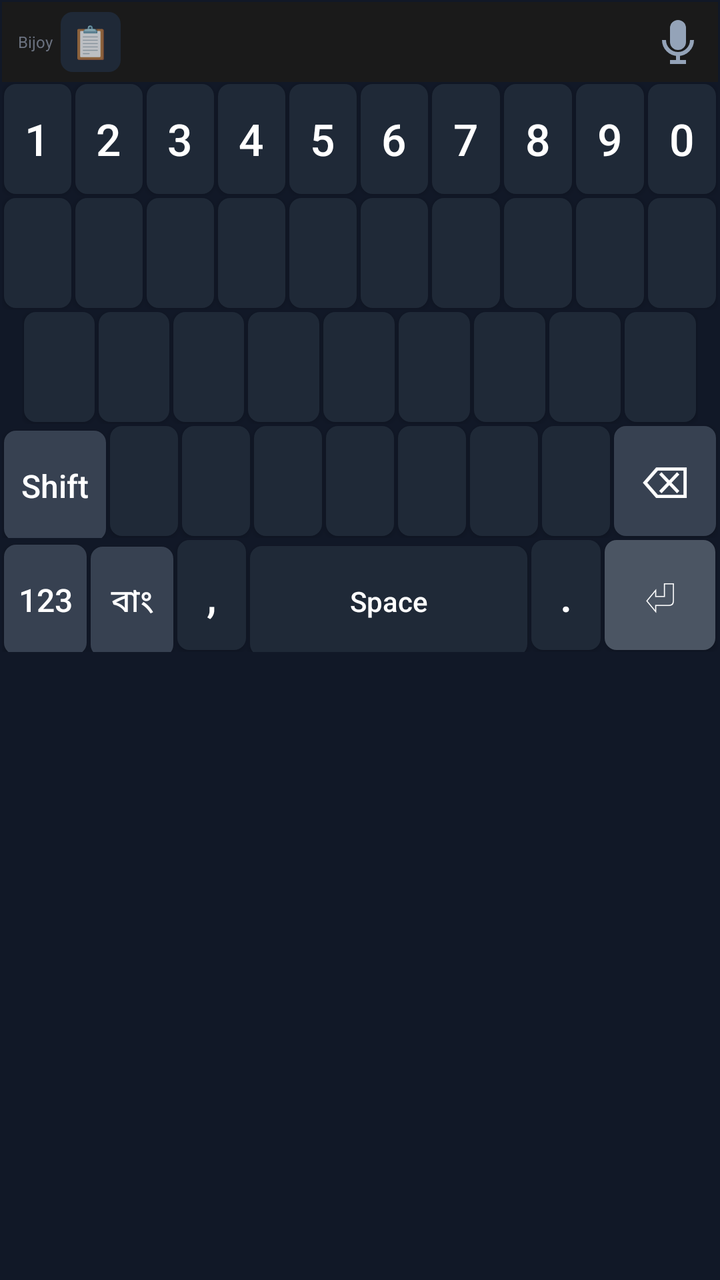
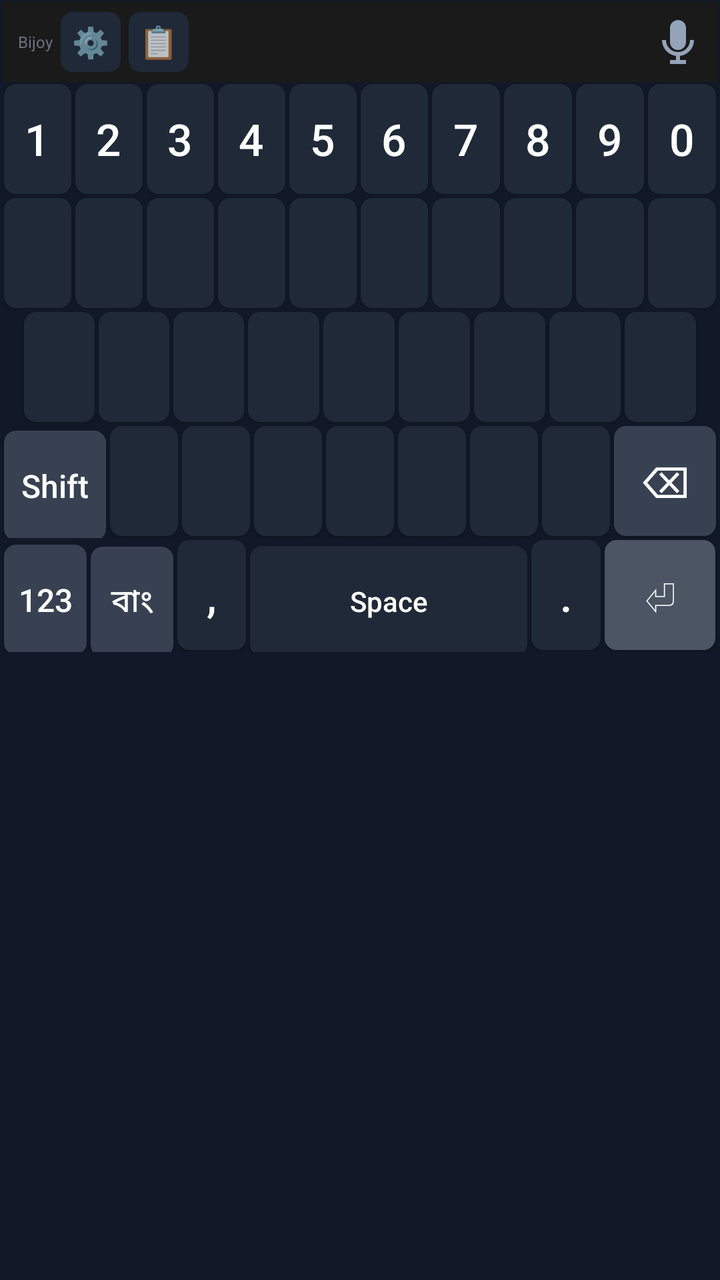

An Android layout rendered at two revisions. The XML below is the earlier revision; the diff shows what the commit changed to produce the second picture.
<!-- AndroidManifest.xml: application theme Theme.AppCompat.NoActionBar -->
<!-- res/layout/keyboard_layout.xml -->
<?xml version="1.0" encoding="utf-8"?>
<LinearLayout xmlns:android="http://schemas.android.com/apk/res/android"
    android:layout_width="match_parent"
    android:layout_height="wrap_content"
    android:orientation="vertical"
    android:background="#111827"
    android:padding="1dp">

    <LinearLayout
        android:layout_width="match_parent"
        android:layout_height="40dp"
        android:orientation="horizontal"
        android:background="#1A1A1A"
        android:gravity="center_vertical"
        android:paddingLeft="8dp">

        <TextView
            android:layout_width="wrap_content"
            android:layout_height="wrap_content"
            android:text="Bijoy"
            android:textColor="#6B7280"
            android:textSize="8sp"
            android:maxLines="1"
            android:layout_marginEnd="4dp"/>

        
        <TextView
            android:id="@+id/btn_clipboard_toggle"
            android:layout_width="30dp"
            android:layout_height="30dp"
            android:text="📋"
            android:textSize="16sp"
            android:gravity="center"
            android:background="@drawable/key_background"
            android:layout_marginEnd="4dp"
            android:clickable="true"
            android:focusable="true"/>

        
        <FrameLayout
            android:layout_width="0dp"
            android:layout_weight="1"
            android:layout_height="match_parent">

            
            <LinearLayout
                android:id="@+id/suggestion_strip"
                android:layout_width="match_parent"
                android:layout_height="match_parent"
                android:orientation="horizontal"
                android:gravity="center_vertical"
                android:visibility="visible"/>

            <HorizontalScrollView
                android:id="@+id/clipboard_scroll"
                android:layout_width="match_parent"
                android:layout_height="match_parent"
                android:scrollbars="none"
                android:visibility="gone">

                <LinearLayout
                    android:id="@+id/clipboard_container"
                    android:layout_width="wrap_content"
                    android:layout_height="match_parent"
                    android:orientation="horizontal"
                    android:gravity="center_vertical"
                    android:padding="2dp"/>
            </HorizontalScrollView>
        </FrameLayout>

        
        <ImageView
            android:id="@+id/btn_mic_top"
            android:layout_width="40dp"
            android:layout_height="40dp"
            android:src="@drawable/ic_mic"
            android:padding="8dp"
            android:background="@android:color/transparent"
            android:clickable="true"
            android:focusable="true"/>

    </LinearLayout>

    <LinearLayout android:layout_width="match_parent" android:layout_height="wrap_content" android:orientation="horizontal">
        <Button android:id="@+id/btn_1" style="@style/MyKeyStyle" android:text="1" android:tag="1" android:layout_width="0dp" android:layout_weight="1" android:layout_margin="1dp"/>
        <Button android:id="@+id/btn_2" style="@style/MyKeyStyle" android:text="2" android:tag="2" android:layout_width="0dp" android:layout_weight="1" android:layout_margin="1dp"/>
        <Button android:id="@+id/btn_3" style="@style/MyKeyStyle" android:text="3" android:tag="3" android:layout_width="0dp" android:layout_weight="1" android:layout_margin="1dp"/>
        <Button android:id="@+id/btn_4" style="@style/MyKeyStyle" android:text="4" android:tag="4" android:layout_width="0dp" android:layout_weight="1" android:layout_margin="1dp"/>
        <Button android:id="@+id/btn_5" style="@style/MyKeyStyle" android:text="5" android:tag="5" android:layout_width="0dp" android:layout_weight="1" android:layout_margin="1dp"/>
        <Button android:id="@+id/btn_6" style="@style/MyKeyStyle" android:text="6" android:tag="6" android:layout_width="0dp" android:layout_weight="1" android:layout_margin="1dp"/>
        <Button android:id="@+id/btn_7" style="@style/MyKeyStyle" android:text="7" android:tag="7" android:layout_width="0dp" android:layout_weight="1" android:layout_margin="1dp"/>
        <Button android:id="@+id/btn_8" style="@style/MyKeyStyle" android:text="8" android:tag="8" android:layout_width="0dp" android:layout_weight="1" android:layout_margin="1dp"/>
        <Button android:id="@+id/btn_9" style="@style/MyKeyStyle" android:text="9" android:tag="9" android:layout_width="0dp" android:layout_weight="1" android:layout_margin="1dp"/>
        <Button android:id="@+id/btn_0" style="@style/MyKeyStyle" android:text="0" android:tag="0" android:layout_width="0dp" android:layout_weight="1" android:layout_margin="1dp"/>
    </LinearLayout>

    <LinearLayout android:layout_width="match_parent" android:layout_height="wrap_content" android:orientation="horizontal">
        <Button android:id="@+id/btn_q" style="@style/MyKeyStyle" android:tag="q" android:layout_width="0dp" android:layout_weight="1" android:layout_margin="1dp"/>
        <Button android:id="@+id/btn_w" style="@style/MyKeyStyle" android:tag="w" android:layout_width="0dp" android:layout_weight="1" android:layout_margin="1dp"/>
        <Button android:id="@+id/btn_e" style="@style/MyKeyStyle" android:tag="e" android:layout_width="0dp" android:layout_weight="1" android:layout_margin="1dp"/>
        <Button android:id="@+id/btn_r" style="@style/MyKeyStyle" android:tag="r" android:layout_width="0dp" android:layout_weight="1" android:layout_margin="1dp"/>
        <Button android:id="@+id/btn_t" style="@style/MyKeyStyle" android:tag="t" android:layout_width="0dp" android:layout_weight="1" android:layout_margin="1dp"/>
        <Button android:id="@+id/btn_y" style="@style/MyKeyStyle" android:tag="y" android:layout_width="0dp" android:layout_weight="1" android:layout_margin="1dp"/>
        <Button android:id="@+id/btn_u" style="@style/MyKeyStyle" android:tag="u" android:layout_width="0dp" android:layout_weight="1" android:layout_margin="1dp"/>
        <Button android:id="@+id/btn_i" style="@style/MyKeyStyle" android:tag="i" android:layout_width="0dp" android:layout_weight="1" android:layout_margin="1dp"/>
        <Button android:id="@+id/btn_o" style="@style/MyKeyStyle" android:tag="o" android:layout_width="0dp" android:layout_weight="1" android:layout_margin="1dp"/>
        <Button android:id="@+id/btn_p" style="@style/MyKeyStyle" android:tag="p" android:layout_width="0dp" android:layout_weight="1" android:layout_margin="1dp"/>
    </LinearLayout>

    <LinearLayout android:layout_width="match_parent" android:layout_height="wrap_content" android:orientation="horizontal" android:paddingStart="10dp" android:paddingEnd="10dp">
        <Button android:id="@+id/btn_a" style="@style/MyKeyStyle" android:tag="a" android:layout_width="0dp" android:layout_weight="1" android:layout_margin="1dp"/>
        <Button android:id="@+id/btn_s" style="@style/MyKeyStyle" android:tag="s" android:layout_width="0dp" android:layout_weight="1" android:layout_margin="1dp"/>
        <Button android:id="@+id/btn_d" style="@style/MyKeyStyle" android:tag="d" android:layout_width="0dp" android:layout_weight="1" android:layout_margin="1dp"/>
        <Button android:id="@+id/btn_f" style="@style/MyKeyStyle" android:tag="f" android:layout_width="0dp" android:layout_weight="1" android:layout_margin="1dp"/>
        <Button android:id="@+id/btn_g" style="@style/MyKeyStyle" android:tag="g" android:layout_width="0dp" android:layout_weight="1" android:layout_margin="1dp"/>
        <Button android:id="@+id/btn_h" style="@style/MyKeyStyle" android:tag="h" android:layout_width="0dp" android:layout_weight="1" android:layout_margin="1dp"/>
        <Button android:id="@+id/btn_j" style="@style/MyKeyStyle" android:tag="j" android:layout_width="0dp" android:layout_weight="1" android:layout_margin="1dp"/>
        <Button android:id="@+id/btn_k" style="@style/MyKeyStyle" android:tag="k" android:layout_width="0dp" android:layout_weight="1" android:layout_margin="1dp"/>
        <Button android:id="@+id/btn_l" style="@style/MyKeyStyle" android:tag="l" android:layout_width="0dp" android:layout_weight="1" android:layout_margin="1dp"/>
    </LinearLayout>

    <LinearLayout android:layout_width="match_parent" android:layout_height="wrap_content" android:orientation="horizontal">
        <Button android:id="@+id/btn_shift" style="@style/SpecialKeyStyle" android:layout_width="0dp" android:layout_weight="1.5" android:text="Shift" android:layout_margin="1dp"/>
        <Button
            android:id="@+id/btn_ctrl"
            android:layout_width="0dp"
            android:layout_height="match_parent"
            android:layout_weight="1.5"
            android:text="Ctrl"
            android:textAllCaps="false"
            android:visibility="gone"
            android:background="@drawable/key_background"
            android:textColor="#FFFFFF"
            android:layout_margin="2dp"/>
        <Button android:id="@+id/btn_z" style="@style/MyKeyStyle" android:tag="z" android:layout_width="0dp" android:layout_weight="1" android:layout_margin="1dp"/>
        <Button android:id="@+id/btn_x" style="@style/MyKeyStyle" android:tag="x" android:layout_width="0dp" android:layout_weight="1" android:layout_margin="1dp"/>
        <Button android:id="@+id/btn_c" style="@style/MyKeyStyle" android:tag="c" android:layout_width="0dp" android:layout_weight="1" android:layout_margin="1dp"/>
        <Button android:id="@+id/btn_v" style="@style/MyKeyStyle" android:tag="v" android:layout_width="0dp" android:layout_weight="1" android:layout_margin="1dp"/>
        <Button android:id="@+id/btn_b" style="@style/MyKeyStyle" android:tag="b" android:layout_width="0dp" android:layout_weight="1" android:layout_margin="1dp"/>
        <Button android:id="@+id/btn_n" style="@style/MyKeyStyle" android:tag="n" android:layout_width="0dp" android:layout_weight="1" android:layout_margin="1dp"/>
        <Button android:id="@+id/btn_m" style="@style/MyKeyStyle" android:tag="m" android:layout_width="0dp" android:layout_weight="1" android:layout_margin="1dp"/>
        <Button android:id="@+id/btn_del" style="@style/DeleteKeyStyle" android:layout_width="0dp" android:layout_weight="1.5" android:text="&#x232B;" android:layout_margin="1dp"/>
    </LinearLayout>

    <LinearLayout android:layout_width="match_parent" android:layout_height="wrap_content" android:orientation="horizontal">
        <Button android:id="@+id/btn_symbol" style="@style/SpecialKeyStyle" android:layout_width="0dp" android:layout_weight="1.2" android:text="123" android:layout_margin="1dp"/>
        <Button android:id="@+id/btn_lang" style="@style/SpecialKeyStyle" android:layout_width="0dp" android:layout_weight="1.2" android:text="বাং" android:layout_margin="1dp"/>
        <Button android:id="@+id/btn_comma" style="@style/MyKeyStyle" android:layout_width="0dp" android:layout_weight="1" android:text="," android:textSize="22sp" android:layout_margin="1dp"/>
        <Button android:id="@+id/btn_space" style="@style/MyKeyStyle" android:layout_width="0dp" android:layout_weight="4" android:text="Space" android:textSize="14sp" android:layout_margin="1dp"/>
        <Button android:id="@+id/btn_period" style="@style/MyKeyStyle" android:layout_width="0dp" android:layout_weight="1" android:text="." android:textSize="22sp" android:layout_margin="1dp"/>
        <Button android:id="@+id/btn_enter" style="@style/EnterKeyStyle" android:layout_width="0dp" android:layout_weight="1.6" android:text="&#x23CE;" android:layout_margin="1dp"/>
    </LinearLayout>
</LinearLayout>
<!-- resources referenced by this layout -->
<resources>
  <!-- drawable ic_mic (drawable) -->
  <?xml version="1.0" encoding="utf-8"?>
  <vector xmlns:android="http://schemas.android.com/apk/res/android"
      android:width="24dp"
      android:height="24dp"
      android:viewportWidth="24"
      android:viewportHeight="24">
      
      <path
          android:fillColor="#94A3B8"
          android:pathData="M12,1a4,4 0,0 1,4 4L16,12a4,4 0,0 1,-8 0L8,5a4,4 0,0 1,4 -4z"/>
      
      <path
          android:fillColor="@android:color/transparent"
          android:strokeColor="#94A3B8"
          android:strokeWidth="2"
          android:pathData="M5,11c0,3.87 3.13,7 7,7s7,-3.13 7,-7"/>
      
      <path
          android:fillColor="@android:color/transparent"
          android:strokeColor="#94A3B8"
          android:strokeWidth="2"
          android:pathData="M12,18L12,22"/>
      
      <path
          android:fillColor="@android:color/transparent"
          android:strokeColor="#94A3B8"
          android:strokeWidth="2"
          android:pathData="M8,22L16,22"/>
  </vector>
  <!-- drawable key_background (drawable) -->
  <?xml version="1.0" encoding="utf-8"?>
  
  <shape xmlns:android="http://schemas.android.com/apk/res/android">
      <solid android:color="#1F2937" />
      <corners android:radius="6dp" />
  </shape>
  <style name="DeleteKeyStyle" parent="MyKeyStyle">
          <item name="android:backgroundTint">#374151</item>
          <item name="android:textColor">#FFFFFF</item>
          <item name="android:textSize">22sp</item>
      </style>
  <style name="EnterKeyStyle" parent="MyKeyStyle">
          <item name="android:backgroundTint">#4B5563</item>
          <item name="android:textColor">#FFFFFF</item>
          <item name="android:textSize">22sp</item>
      </style>
  <style name="MyKeyStyle">
          <item name="android:layout_width">0dp</item>
          <item name="android:layout_height">55dp</item>
          <item name="android:layout_weight">1</item>
          <item name="android:textAllCaps">false</item>
          <item name="android:textSize">22sp</item> <item name="android:textColor">#FFFFFF</item>
          <item name="android:background">@drawable/key_background</item>
          <item name="android:gravity">center</item>
      </style>
  <style name="SpecialKeyStyle" parent="MyKeyStyle">
          <item name="android:backgroundTint">#374151</item>
          <item name="android:textSize">16sp</item> </style>
</resources>

<!-- the commit's change to res/layout/keyboard_layout.xml (unified diff, before → after) -->
@@ -7,6 +7,7 @@
     android:padding="1dp">
 
     <LinearLayout
+        android:id="@+id/top_bar_container"
         android:layout_width="match_parent"
         android:layout_height="40dp"
         android:orientation="horizontal"
@@ -22,6 +23,19 @@
             android:textSize="8sp"
             android:maxLines="1"
             android:layout_marginEnd="4dp"/>
+
+        
+        <TextView
+            android:id="@+id/btn_settings_gear"
+            android:layout_width="30dp"
+            android:layout_height="30dp"
+            android:text="⚙️"
+            android:textSize="15sp"
+            android:gravity="center"
+            android:background="@drawable/key_background"
+            android:layout_marginEnd="4dp"
+            android:clickable="true"
+            android:focusable="true"/>
 
         
         <TextView
